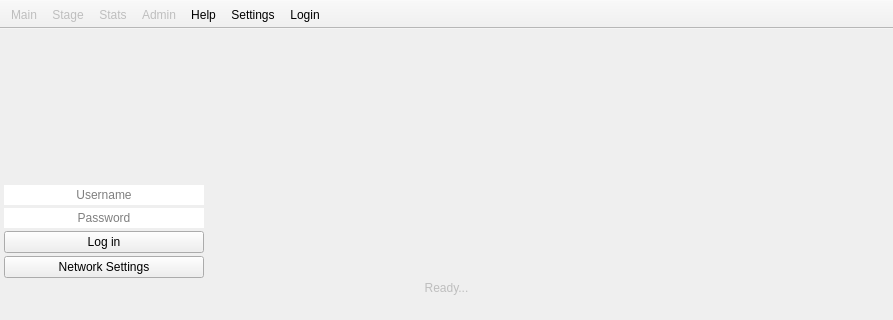
First picture: the form in Ramses/mainwindow.ui, repository RxLaboratory/Ramses, before the edit; both pictures show x 0 to 893 and y 0 to 320 of the 893 by 477 pixel window.
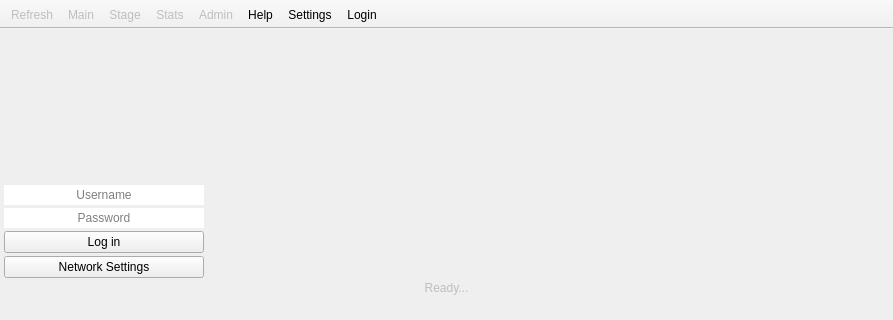
Second picture: the form after the edit. The open tabs and pages were chosen to show the change. Icons and pictures are not drawn.

Commit message: added refresh button

```diff
--- a/Ramses/mainwindow.ui
+++ b/Ramses/mainwindow.ui
@@ -963,6 +963,7 @@
    <attribute name="toolBarBreak">
     <bool>false</bool>
    </attribute>
+   <addaction name="actionRefresh"/>
    <addaction name="actionMain"/>
    <addaction name="actionStage"/>
    <addaction name="actionStats"/>
@@ -1076,6 +1077,21 @@
     <string>Help</string>
    </property>
   </action>
+  <action name="actionRefresh">
+   <property name="enabled">
+    <bool>false</bool>
+   </property>
+   <property name="icon">
+    <iconset resource="resources.qrc">
+     <normaloff>:/icons/refresh</normaloff>:/icons/refresh</iconset>
+   </property>
+   <property name="text">
+    <string>Refresh</string>
+   </property>
+   <property name="toolTip">
+    <string>Update the local data from remote server.</string>
+   </property>
+  </action>
  </widget>
  <layoutdefault spacing="3" margin="3"/>
  <resources>
```
Left out of the diff: 2 changed lines with no effect on the pictures. The commit also changes 9 other files.
